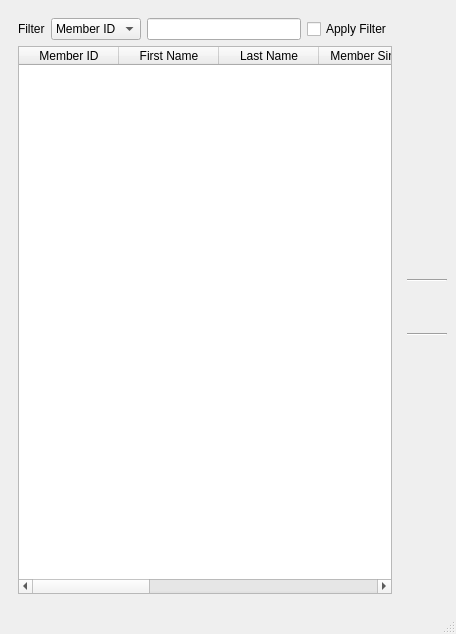
This is members_browser.ui in textbrowser/biblioteq as Qt 5 draws it before an edit. The edited form follows.
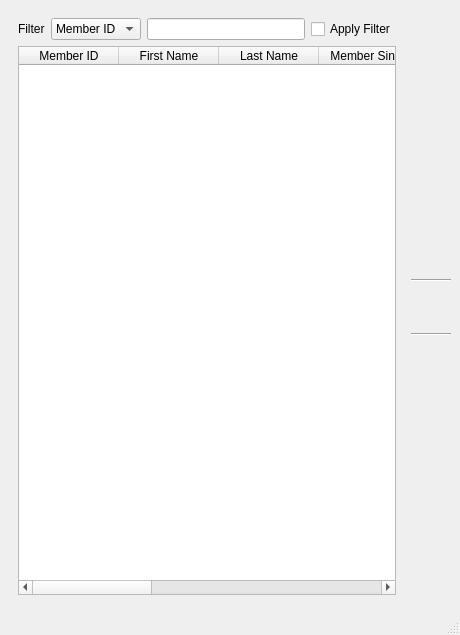
This is the edited form. Icons and pictures are not drawn.

The edit to the form file:
```diff
--- a/members_browser.ui
+++ b/members_browser.ui
@@ -6,8 +6,8 @@
    <rect>
     <x>0</x>
     <y>0</y>
-    <width>456</width>
-    <height>634</height>
+    <width>460</width>
+    <height>635</height>
    </rect>
   </property>
   <property name="windowTitle">
```
